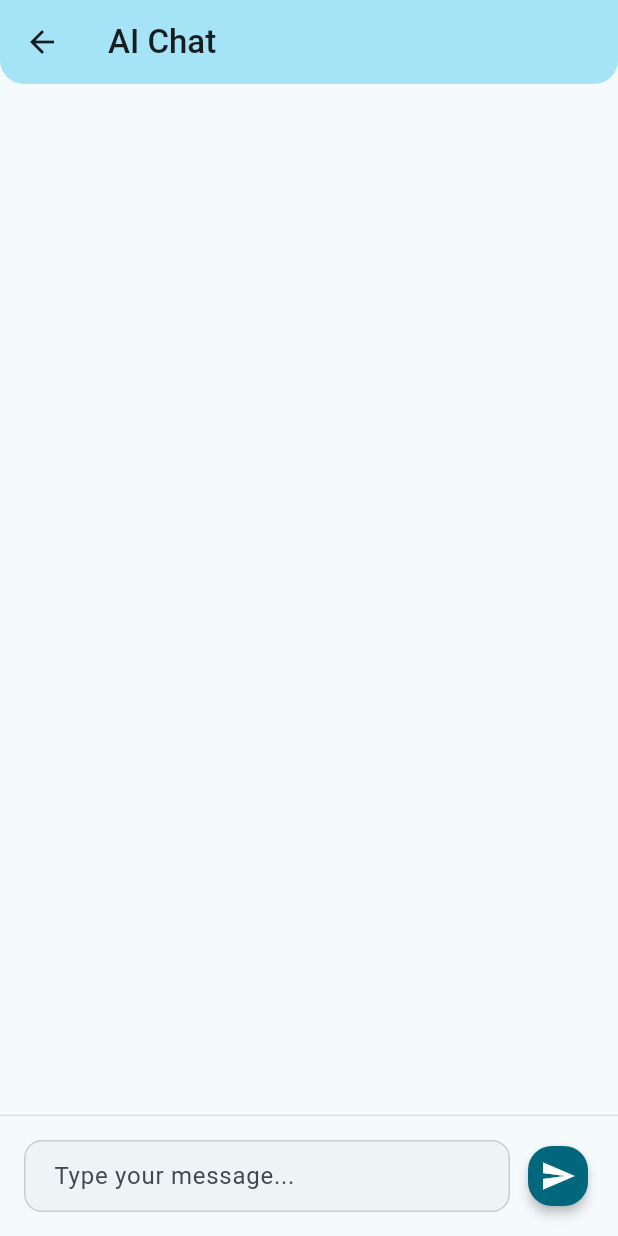
After one commit to adicadi/MediPal, a Flutter app: the ChatScreen screen opened by its route, after a tap on the "send" icon, on a phone screen of 412 x 824 dp. The commit adds this screen. Run offline on Flutter 3.47's test engine with Material 3 defaults, Android fonts, the phone set to English and light mode, and no system bars; our stand-ins replace equatable, flutter_dotenv.

Commit message:
Basic implementation of AI Chat

```diff
--- a/lib/main.dart
+++ b/lib/main.dart
@@ -1,5 +1,6 @@
 import 'package:flutter/material.dart';
 import 'package:flutter_dotenv/flutter_dotenv.dart';
+import 'package:personalmedai/screens/chat_screen.dart';
 import 'package:provider/provider.dart';
 import 'screens/home_screen.dart';
 import 'screens/symptom_checker_screen.dart';
@@ -45,6 +46,7 @@ class PersonalMedAIApp extends StatelessWidget {
           '/home': (context) => const HomeScreen(),
           '/symptoms': (context) => const SymptomCheckerScreen(),
           '/medications': (context) => const MedicationWarningScreen(),
+          '/chat': (context) => const ChatScreen(),
         },
         debugShowCheckedModeBanner: false,
       ),
--- /dev/null
+++ b/lib/screens/chat_screen.dart
@@ -0,0 +1,197 @@
+import 'package:flutter/material.dart';
+import 'package:provider/provider.dart';
+import '../services/deepseek_service.dart';
+import '../utils/app_state.dart';
+
+class ChatScreen extends StatefulWidget {
+  const ChatScreen({super.key});
+
+  @override
+  State<ChatScreen> createState() => _ChatScreenState();
+}
+
+class _ChatScreenState extends State<ChatScreen> {
+  final TextEditingController _messageController = TextEditingController();
+  final ScrollController _scrollController = ScrollController();
+  List<ChatMessage> _messages = [];
+  bool _isLoading = false;
+
+  @override
+  Widget build(BuildContext context) {
+    final theme = Theme.of(context);
+    final colorScheme = theme.colorScheme;
+
+    return Scaffold(
+      appBar: AppBar(
+        title: const Text('AI Chat'),
+        backgroundColor: colorScheme.primaryContainer,
+      ),
+      body: Column(
+        children: [
+          // Messages List
+          Expanded(
+            child: ListView.builder(
+              controller: _scrollController,
+              padding: const EdgeInsets.all(16),
+              itemCount: _messages.length,
+              itemBuilder: (context, index) {
+                final message = _messages[index];
+                return ChatBubble(message: message);
+              },
+            ),
+          ),
+
+          // Loading indicator
+          if (_isLoading)
+            const Padding(
+              padding: EdgeInsets.all(8.0),
+              child: CircularProgressIndicator(),
+            ),
+
+          // Message Input
+          Container(
+            padding: const EdgeInsets.all(16),
+            decoration: BoxDecoration(
+              color: colorScheme.surface,
+              border: Border(
+                top: BorderSide(color: colorScheme.outline.withOpacity(0.2)),
+              ),
+            ),
+            child: Row(
+              children: [
+                Expanded(
+                  child: TextField(
+                    controller: _messageController,
+                    decoration: InputDecoration(
+                      hintText: 'Type your message...',
+                      border: OutlineInputBorder(
+                        borderRadius: BorderRadius.circular(24),
+                      ),
+                      contentPadding: const EdgeInsets.symmetric(
+                        horizontal: 16,
+                        vertical: 8,
+                      ),
+                    ),
+                    maxLines: null,
+                    textCapitalization: TextCapitalization.sentences,
+                  ),
+                ),
+                const SizedBox(width: 8),
+                FloatingActionButton(
+                  onPressed: _sendMessage,
+                  mini: true,
+                  child: const Icon(Icons.send),
+                ),
+              ],
+            ),
+          ),
+        ],
+      ),
+    );
+  }
+
+  void _sendMessage() async {
+    final text = _messageController.text.trim();
+    if (text.isEmpty) return;
+
+    // Add user message
+    setState(() {
+      _messages.add(ChatMessage(text: text, isUser: true));
+      _isLoading = true;
+    });
+
+    _messageController.clear();
+    _scrollToBottom();
+
+    try {
+      final deepSeekService =
+          Provider.of<DeepSeekService>(context, listen: false);
+      final response = await deepSeekService.getHealthInsights(text);
+
+      setState(() {
+        _messages.add(ChatMessage(text: response, isUser: false));
+        _isLoading = false;
+      });
+    } catch (e) {
+      setState(() {
+        _messages.add(ChatMessage(
+          text: 'Sorry, I encountered an error. Please try again.',
+          isUser: false,
+        ));
+        _isLoading = false;
+      });
+    }
+
+    _scrollToBottom();
+  }
+
+  void _scrollToBottom() {
+    WidgetsBinding.instance.addPostFrameCallback((_) {
+      if (_scrollController.hasClients) {
+        _scrollController.animateTo(
+          _scrollController.position.maxScrollExtent,
+          duration: const Duration(milliseconds: 300),
+          curve: Curves.easeOut,
+        );
+      }
+    });
+  }
+
+  @override
+  void dispose() {
+    _messageController.dispose();
+    _scrollController.dispose();
+    super.dispose();
+  }
+}
+
+class ChatMessage {
+  final String text;
+  final bool isUser;
+  final DateTime timestamp;
+
+  ChatMessage({
+    required this.text,
+    required this.isUser,
+    DateTime? timestamp,
+  }) : timestamp = timestamp ?? DateTime.now();
+}
+
+class ChatBubble extends StatelessWidget {
+  final ChatMessage message;
+
+  const ChatBubble({super.key, required this.message});
+
+  @override
+  Widget build(BuildContext context) {
+    final theme = Theme.of(context);
+    final colorScheme = theme.colorScheme;
+
+    return Align(
+      alignment: message.isUser ? Alignment.centerRight : Alignment.centerLeft,
+      child: Container(
+        margin: const EdgeInsets.only(bottom: 8),
+        padding: const EdgeInsets.symmetric(horizontal: 16, vertical: 10),
+        constraints: BoxConstraints(
+          maxWidth: MediaQuery.of(context).size.width * 0.75,
+        ),
+        decoration: BoxDecoration(
+          color:
+              message.isUser ? colorScheme.primary : colorScheme.surfaceVariant,
+          borderRadius: BorderRadius.circular(18).copyWith(
+            bottomRight: message.isUser ? const Radius.circular(4) : null,
+            bottomLeft: message.isUser ? null : const Radius.circular(4),
+          ),
+        ),
+        child: Text(
+          message.text,
+          style: TextStyle(
+            color: message.isUser
+                ? colorScheme.onPrimary
+                : colorScheme.onSurfaceVariant,
+          ),
+        ),
+      ),
+    );
+  }
+}
--- a/lib/screens/home_screen.dart
+++ b/lib/screens/home_screen.dart
@@ -260,10 +260,18 @@ class _HomeScreenState extends State<HomeScreen> {
           ),
         ),
       ),
-      floatingActionButton: FloatingActionButton.extended(
+      /*floatingActionButton: FloatingActionButton.extended(
         onPressed: () => _startAIConsultation(context),
         icon: const Icon(Icons.psychology),
         label: const Text('Ask PersonalMedAI'),
+        elevation: 4,
+      ),*/
+
+      floatingActionButton: FloatingActionButton.extended(
+        onPressed: () =>
+            Navigator.pushNamed(context, '/chat'), // Change this line
+        icon: const Icon(Icons.chat),
+        label: const Text('AI Chat'),
         elevation: 4,
       ),
     );
```
Also changed, not shown: lib/services/deepseek_service.dart (+93 -5 lines).
